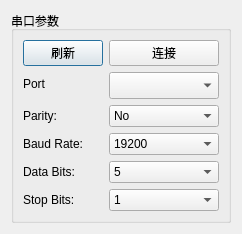
Above: settingdialog.ui from seblee/TQ_SN before the change. Below: the same form after it.
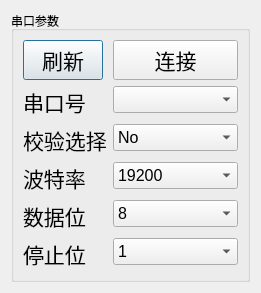
That is the form after the change.

```diff
--- a/settingdialog.ui
+++ b/settingdialog.ui
@@ -6,8 +6,8 @@
    <rect>
     <x>0</x>
     <y>0</y>
-    <width>242</width>
-    <height>223</height>
+    <width>261</width>
+    <height>274</height>
    </rect>
   </property>
   <property name="windowTitle">
@@ -22,6 +22,12 @@
      <layout class="QFormLayout" name="formLayout">
       <item row="0" column="0">
        <widget class="QPushButton" name="pushButton_refresh">
+        <property name="font">
+         <font>
+          <family>Arial</family>
+          <pointsize>16</pointsize>
+         </font>
+        </property>
         <property name="text">
          <string>刷新</string>
         </property>
@@ -29,6 +35,12 @@
       </item>
       <item row="0" column="1">
        <widget class="QPushButton" name="applyButton">
+        <property name="font">
+         <font>
+          <family>Arial</family>
+          <pointsize>16</pointsize>
+         </font>
+        </property>
         <property name="text">
          <string>连接</string>
         </property>
@@ -36,8 +48,14 @@
       </item>
       <item row="1" column="0">
        <widget class="QLabel" name="label_2">
+        <property name="font">
+         <font>
+          <family>Arial</family>
+          <pointsize>16</pointsize>
+         </font>
+        </property>
         <property name="text">
-         <string>Port</string>
+         <string>串口号</string>
         </property>
        </widget>
       </item>
@@ -55,17 +73,32 @@
           <pointsize>12</pointsize>
          </font>
         </property>
+        <property name="currentIndex">
+         <number>-1</number>
+        </property>
        </widget>
       </item>
       <item row="2" column="0">
        <widget class="QLabel" name="label_6">
+        <property name="font">
+         <font>
+          <family>Arial</family>
+          <pointsize>16</pointsize>
+         </font>
+        </property>
         <property name="text">
-         <string>Parity:</string>
+         <string>校验选择</string>
         </property>
        </widget>
       </item>
       <item row="2" column="1">
        <widget class="QComboBox" name="parityCombo">
+        <property name="font">
+         <font>
+          <family>Arial</family>
+          <pointsize>12</pointsize>
+         </font>
+        </property>
         <item>
          <property name="text">
           <string>No</string>
@@ -95,13 +128,25 @@
       </item>
       <item row="3" column="0">
        <widget class="QLabel" name="label_7">
+        <property name="font">
+         <font>
+          <family>Arial</family>
+          <pointsize>16</pointsize>
+         </font>
+        </property>
         <property name="text">
-         <string>Baud Rate:</string>
+         <string>波特率</string>
         </property>
        </widget>
       </item>
       <item row="3" column="1">
        <widget class="QComboBox" name="baudCombo">
+        <property name="font">
+         <font>
+          <family>Arial</family>
+          <pointsize>12</pointsize>
+         </font>
+        </property>
         <property name="currentIndex">
          <number>4</number>
         </property>
@@ -149,15 +194,27 @@
       </item>
       <item row="4" column="0">
        <widget class="QLabel" name="label_8">
+        <property name="font">
+         <font>
+          <family>Arial</family>
+          <pointsize>16</pointsize>
+         </font>
+        </property>
         <property name="text">
-         <string>Data Bits:</string>
+         <string>数据位</string>
         </property>
        </widget>
       </item>
       <item row="4" column="1">
        <widget class="QComboBox" name="dataBitsCombo">
+        <property name="font">
+         <font>
+          <family>Arial</family>
+          <pointsize>12</pointsize>
+         </font>
+        </property>
         <property name="currentIndex">
-         <number>0</number>
+         <number>3</number>
         </property>
         <item>
          <property name="text">
@@ -188,13 +245,25 @@
       </item>
       <item row="5" column="0">
        <widget class="QLabel" name="label_9">
+        <property name="font">
+         <font>
+          <family>Arial</family>
+          <pointsize>16</pointsize>
+         </font>
+        </property>
         <property name="text">
-         <string>Stop Bits:</string>
+         <string>停止位</string>
         </property>
        </widget>
       </item>
       <item row="5" column="1">
        <widget class="QComboBox" name="stopBitsCombo">
+        <property name="font">
+         <font>
+          <family>Arial</family>
+          <pointsize>12</pointsize>
+         </font>
+        </property>
         <item>
          <property name="text">
           <string>1</string>
```
